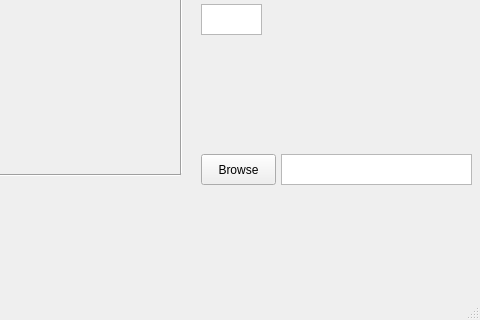
The window that TA_ParticleEditor/TA_ParticleEditor/particleeditor.ui (Stureplan/TA_ParticleEditor) describes before a commit, drawn with Qt 5; both pictures show x 469 to 949 and y 333 to 653 of the 949 by 653 pixel window.
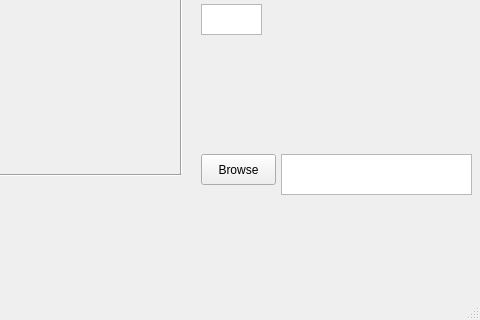
The same window after the commit. Custom widgets are drawn as their Qt base class.

Commit message: added browse button n stuff

The edit to the form file:
```diff
--- a/TA_ParticleEditor/TA_ParticleEditor/particleeditor.ui
+++ b/TA_ParticleEditor/TA_ParticleEditor/particleeditor.ui
@@ -246,7 +246,7 @@
       <x>750</x>
       <y>470</y>
       <width>191</width>
-      <height>31</height>
+      <height>41</height>
      </rect>
     </property>
    </widget>
```
Left out of the diff: 17 changed lines with no effect on the pictures. The commit also changes 5 other files.
